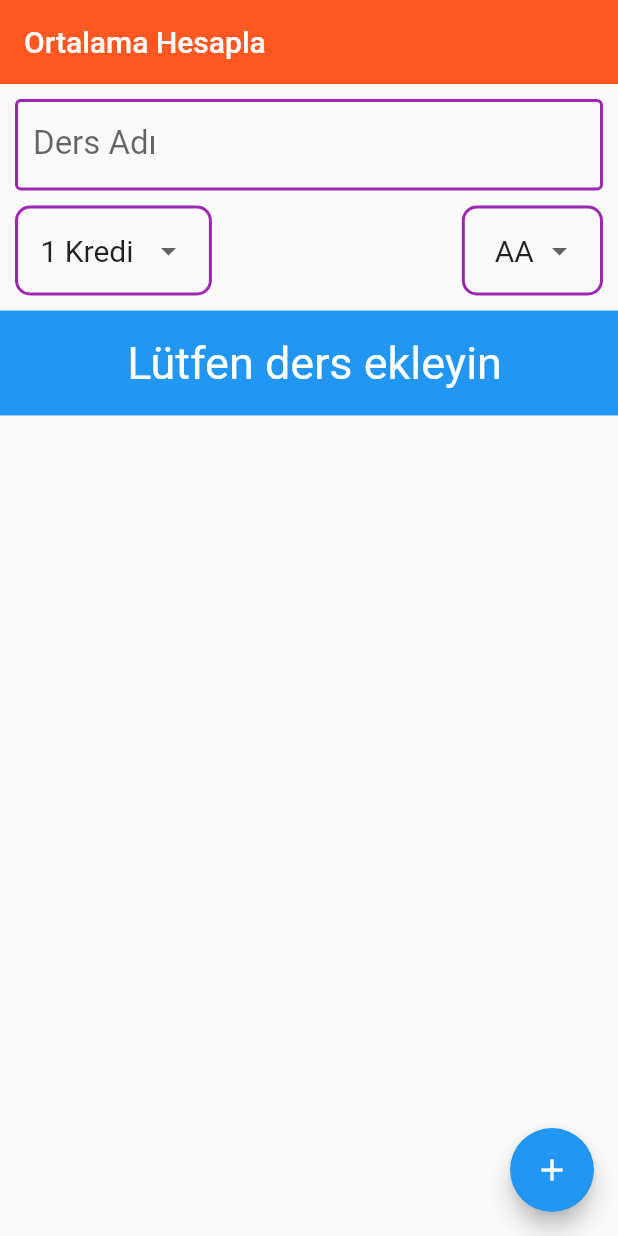
After one commit to brkcnszgn/testflutter, a Flutter app: the screen it shows after launch, on a phone screen of 412 x 824 dp. The commit adds this screen. Run offline on Flutter 3.47's test engine with Material 2 defaults, Android fonts, the phone set to English and light mode, and no system bars; our stand-ins replace shamsi_date, toast; missing offline and left inert: slide_popup_dialog.

Commit message:
Not Hesaplama && portrait / landscape tasarim kullanimi

```diff
--- a/lib/main.dart
+++ b/lib/main.dart
@@ -12,6 +12,7 @@ import 'form_islemleri/input_field.dart';
 import 'girdView/grid_view.dart';
 import 'listView.dart';
 import 'navigator_push/navigator_push.dart';
+import 'not_hesaplama/not_hesap.dart';
 
 void main() {
   int clickForPosition;
@@ -68,7 +69,7 @@ void main() {
 
       debugShowCheckedModeBanner: false,
       theme: ThemeData(primaryColor: Colors.deepOrange),
-      home: NavigatorPush(),
+      home: NotHesapla(),
     ),
   );
 }
--- /dev/null
+++ b/lib/not_hesaplama/not_hesap.dart
@@ -0,0 +1,494 @@
+import 'package:flutter/material.dart';
+import 'dart:math';
+
+
+
+class NotHesapla extends StatefulWidget {
+  @override
+  _NotHesaplaState createState() => _NotHesaplaState();
+}
+
+class _NotHesaplaState extends State<NotHesapla> {
+  String dersAdi;
+  int dersKredi = 1;
+  double dersHarfDegeri = 4;
+  List<Ders> tumDersler;
+  static int sayac = 0;
+
+  var formKey = GlobalKey<FormState>();
+  double ortalama = 0;
+
+  @override
+  void initState() {
+    // TODO: implement initState
+    super.initState();
+    tumDersler = [];
+  }
+
+  @override
+  Widget build(BuildContext context) {
+    return Scaffold(
+      resizeToAvoidBottomPadding: false,
+      appBar: AppBar(
+        title: Text("Ortalama Hesapla"),
+        elevation: 0,
+      ),
+      floatingActionButton: FloatingActionButton(
+        onPressed: () {
+          if (formKey.currentState.validate()) {
+            formKey.currentState.save();
+          }
+        },
+        child: Icon(Icons.add),
+      ),
+      body: OrientationBuilder(builder: (context, orientation) {
+        if (orientation == Orientation.portrait) {
+          return uygulamaGovdesi();
+        } else {
+          return uygulamaGovdesiLandscape();
+        }
+      }),
+    );
+  }
+
+  Widget uygulamaGovdesi() {
+    return Container(
+      child: Column(
+        crossAxisAlignment: CrossAxisAlignment.stretch,
+        children: <Widget>[
+          //STATIC FORMU TUTAN CONTAINER
+          Container(
+            padding: EdgeInsets.fromLTRB(10, 10, 10, 0),
+            //color: Colors.pink.shade200,
+            child: Form(
+              key: formKey,
+              child: Column(
+                children: <Widget>[
+                  TextFormField(
+                    decoration: InputDecoration(
+                      labelText: "Ders Adı",
+                      hintText: "Ders adını giriniz",
+                      hintStyle: TextStyle(fontSize: 18),
+                      labelStyle: TextStyle(fontSize: 22),
+                      enabledBorder: OutlineInputBorder(
+                        borderSide: BorderSide(color: Colors.purple, width: 2),
+                      ),
+                      focusedBorder: OutlineInputBorder(
+                        borderSide: BorderSide(color: Colors.purple, width: 2),
+                      ),
+                      border: OutlineInputBorder(
+                        borderRadius: BorderRadius.all(
+                          Radius.circular(10),
+                        ),
+                      ),
+                    ),
+                    validator: (girilenDeger) {
+                      if (girilenDeger.length > 0) {
+                        return null;
+                      } else
+                        return "Ders adı boş olamaz";
+                    },
+                    onSaved: (kaydedilecekDeger) {
+                      dersAdi = kaydedilecekDeger;
+                      setState(() {
+                        tumDersler.add(Ders(dersAdi, dersHarfDegeri, dersKredi,
+                            rastgeleRenkOlustur()));
+                        ortalama = 0;
+                        ortalamayiHesapla();
+                      });
+                    },
+                  ),
+                  Row(
+                    mainAxisAlignment: MainAxisAlignment.spaceBetween,
+                    children: <Widget>[
+                      Container(
+                        child: DropdownButtonHideUnderline(
+                          child: DropdownButton<int>(
+                            items: dersKredileriItems(),
+                            value: dersKredi,
+                            onChanged: (secilenKredi) {
+                              setState(() {
+                                dersKredi = secilenKredi;
+                              });
+                            },
+                          ),
+                        ),
+                        padding:
+                        EdgeInsets.symmetric(horizontal: 15, vertical: 4),
+                        margin: EdgeInsets.only(top: 10),
+                        decoration: BoxDecoration(
+                            border: Border.all(color: Colors.purple, width: 2),
+                            borderRadius:
+                            BorderRadius.all(Radius.circular(10))),
+                      ),
+                      Container(
+                        child: DropdownButtonHideUnderline(
+                          child: DropdownButton<double>(
+                            items: dersHarfDegerleriItems(),
+                            value: dersHarfDegeri,
+                            onChanged: (secilenHarf) {
+                              setState(() {
+                                dersHarfDegeri = secilenHarf;
+                              });
+                            },
+                          ),
+                        ),
+                        padding:
+                        EdgeInsets.symmetric(horizontal: 15, vertical: 4),
+                        margin: EdgeInsets.only(top: 10),
+                        decoration: BoxDecoration(
+                            border: Border.all(color: Colors.purple, width: 2),
+                            borderRadius:
+                            BorderRadius.all(Radius.circular(10))),
+                      ),
+                    ],
+                  ),
+                ],
+              ),
+            ),
+          ),
+
+          Container(
+            margin: EdgeInsets.symmetric(vertical: 10),
+            height: 70,
+            decoration: BoxDecoration(
+                color: Colors.blue,
+                border: BorderDirectional(
+                  top: BorderSide(color: Colors.blue, width: 2),
+                  bottom: BorderSide(color: Colors.blue, width: 2),
+                )),
+            child: Center(
+              child: RichText(
+                textAlign: TextAlign.center,
+                text: TextSpan(
+                  children: [
+                    TextSpan(
+                        text: tumDersler.length == 0
+                            ? " Lütfen ders ekleyin "
+                            : "Ortalama : ",
+                        style: TextStyle(fontSize: 30, color: Colors.white)),
+                    TextSpan(
+                        text: tumDersler.length == 0
+                            ? ""
+                            : "${ortalama.toStringAsFixed(2)}",
+                        style: TextStyle(
+                            fontSize: 40,
+                            color: Colors.purple,
+                            fontWeight: FontWeight.bold)),
+                  ],
+                ),
+              ),
+            ),
+          ),
+
+          //DINAMIK LISTE TUTAN CONTAINER
+          Expanded(
+              child: Container(
+                  child: ListView.builder(
+                    itemBuilder: _listeElemanlariniOlustur,
+                    itemCount: tumDersler.length,
+                  ))),
+        ],
+      ),
+    );
+  }
+
+  Widget uygulamaGovdesiLandscape() {
+    return Container(
+        child: Row(
+          crossAxisAlignment: CrossAxisAlignment.start,
+          children: <Widget>[
+            Expanded(
+              child: Column(
+                children: <Widget>[
+                  Container(
+                    padding: EdgeInsets.fromLTRB(10, 10, 10, 0),
+                    //color: Colors.pink.shade200,
+                    child: Form(
+                      key: formKey,
+                      child: Column(
+                        children: <Widget>[
+                          TextFormField(
+                            decoration: InputDecoration(
+                              labelText: "Ders Adı",
+                              hintText: "Ders adını giriniz",
+                              hintStyle: TextStyle(fontSize: 18),
+                              labelStyle: TextStyle(fontSize: 22),
+                              enabledBorder: OutlineInputBorder(
+                                borderSide:
+                                BorderSide(color: Colors.purple, width: 2),
+                              ),
+                              focusedBorder: OutlineInputBorder(
+                                borderSide:
+                                BorderSide(color: Colors.purple, width: 2),
+                              ),
+                              border: OutlineInputBorder(
+                                borderRadius: BorderRadius.all(
+                                  Radius.circular(10),
+                                ),
+                              ),
+                            ),
+                            validator: (girilenDeger) {
+                              if (girilenDeger.length > 0) {
+                                return null;
+                              } else
+                                return "Ders adı boş olamaz";
+                            },
+                            onSaved: (kaydedilecekDeger) {
+                              dersAdi = kaydedilecekDeger;
+                              setState(() {
+                                tumDersler.add(Ders(dersAdi, dersHarfDegeri,
+                                    dersKredi, rastgeleRenkOlustur()));
+                                ortalama = 0;
+                                ortalamayiHesapla();
+                              });
+                            },
+                          ),
+                          Row(
+                            mainAxisAlignment: MainAxisAlignment.spaceBetween,
+                            children: <Widget>[
+                              Container(
+                                child: DropdownButtonHideUnderline(
+                                  child: DropdownButton<int>(
+                                    items: dersKredileriItems(),
+                                    value: dersKredi,
+                                    onChanged: (secilenKredi) {
+                                      setState(() {
+                                        dersKredi = secilenKredi;
+                                      });
+                                    },
+                                  ),
+                                ),
+                                padding: EdgeInsets.symmetric(
+                                    horizontal: 15, vertical: 4),
+                                margin: EdgeInsets.only(top: 10),
+                                decoration: BoxDecoration(
+                                    border:
+                                    Border.all(color: Colors.purple, width: 2),
+                                    borderRadius:
+                                    BorderRadius.all(Radius.circular(10))),
+                              ),
+                              Container(
+                                child: DropdownButtonHideUnderline(
+                                  child: DropdownButton<double>(
+                                    items: dersHarfDegerleriItems(),
+                                    value: dersHarfDegeri,
+                                    onChanged: (secilenHarf) {
+                                      setState(() {
+                                        dersHarfDegeri = secilenHarf;
+                                      });
+                                    },
+                                  ),
+                                ),
+                                padding: EdgeInsets.symmetric(
+                                    horizontal: 15, vertical: 4),
+                                margin: EdgeInsets.only(top: 10),
+                                decoration: BoxDecoration(
+                                    border:
+                                    Border.all(color: Colors.purple, width: 2),
+                                    borderRadius:
+                                    BorderRadius.all(Radius.circular(10))),
+                              ),
+                            ],
+                          ),
+                        ],
+                      ),
+                    ),
+                  ),
+                  Expanded(
+                    child: Container(
+                      margin: EdgeInsets.all(5),
+                      decoration: BoxDecoration(
+                          color: Colors.blue,
+                          border: BorderDirectional(
+                            top: BorderSide(color: Colors.blue, width: 2),
+                            bottom: BorderSide(color: Colors.blue, width: 2),
+                          )),
+                      child: Center(
+                        child: RichText(
+                          textAlign: TextAlign.center,
+                          text: TextSpan(
+                            children: [
+                              TextSpan(
+                                  text: tumDersler.length == 0
+                                      ? " Lütfen ders ekleyin "
+                                      : "Ortalama : ",
+                                  style:
+                                  TextStyle(fontSize: 30, color: Colors.white)),
+                              TextSpan(
+                                  text: tumDersler.length == 0
+                                      ? ""
+                                      : "${ortalama.toStringAsFixed(2)}",
+                                  style: TextStyle(
+                                      fontSize: 40,
+                                      color: Colors.purple,
+                                      fontWeight: FontWeight.bold)),
+                            ],
+                          ),
+                        ),
+                      ),
+                    ),
+                  ),
+                ],
+              ),
+              flex: 1,
+            ),
+            Expanded(
+              child: Container(
+                child: ListView.builder(
+                  itemBuilder: _listeElemanlariniOlustur,
+                  itemCount: tumDersler.length,
+                ),
+              ),
+            ),
+          ],
+        ));
+  }
+
+  List<DropdownMenuItem<int>> dersKredileriItems() {
+    List<DropdownMenuItem<int>> krediler = [];
+
+    for (int i = 1; i <= 10; i++) {
+//     var aa = DropdownMenuItem<int>(value: i, child: Text("$i Kredi"),)
+//     krediler.add(aa);
+      krediler.add(DropdownMenuItem<int>(
+        value: i,
+        child: Text(
+          "$i Kredi",
+          style: TextStyle(fontSize: 20),
+        ),
+      ));
+    }
+
+    return krediler;
+  }
+
+  List<DropdownMenuItem<double>> dersHarfDegerleriItems() {
+    List<DropdownMenuItem<double>> harfler = [];
+    harfler.add(DropdownMenuItem(
+      child: Text(
+        " AA ",
+        style: TextStyle(fontSize: 20),
+      ),
+      value: 4,
+    ));
+    harfler.add(DropdownMenuItem(
+      child: Text(
+        " BA ",
+        style: TextStyle(fontSize: 20),
+      ),
+      value: 3.5,
+    ));
+    harfler.add(DropdownMenuItem(
+      child: Text(
+        " BB ",
+        style: TextStyle(fontSize: 20),
+      ),
+      value: 3,
+    ));
+    harfler.add(DropdownMenuItem(
+      child: Text(
+        " CB ",
+        style: TextStyle(fontSize: 20),
+      ),
+      value: 2.5,
+    ));
+    harfler.add(DropdownMenuItem(
+      child: Text(
+        " CC ",
+        style: TextStyle(fontSize: 20),
+      ),
+      value: 2,
+    ));
+    harfler.add(DropdownMenuItem(
+      child: Text(
+        " DC ",
+        style: TextStyle(fontSize: 20),
+      ),
+      value: 1.5,
+    ));
+    harfler.add(DropdownMenuItem(
+      child: Text(
+        " DD ",
+        style: TextStyle(fontSize: 20),
+      ),
+      value: 1,
+    ));
+    harfler.add(DropdownMenuItem(
+      child: Text(
+        " FF ",
+        style: TextStyle(fontSize: 20),
+      ),
+      value: 0,
+    ));
+
+    return harfler;
+  }
+
+  Widget _listeElemanlariniOlustur(BuildContext context, int index) {
+    sayac++;
+    debugPrint(sayac.toString());
+
+    return Dismissible(
+      key: Key(sayac.toString()),
+      direction: DismissDirection.startToEnd,
+      onDismissed: (direction) {
+        setState(() {
+          tumDersler.removeAt(index);
+          ortalamayiHesapla();
+        });
+      },
+      child: Container(
+        decoration: BoxDecoration(
+          border: Border.all(color: tumDersler[index].renk, width: 2),
+          borderRadius: BorderRadius.circular(10),
+        ),
+        margin: EdgeInsets.all(4),
+        child: ListTile(
+          leading: Icon(
+            Icons.done,
+            size: 36,
+            color: tumDersler[index].renk,
+          ),
+          title: Text(tumDersler[index].ad),
+          trailing: Icon(
+            Icons.keyboard_arrow_right,
+            color: tumDersler[index].renk,
+          ),
+          subtitle: Text(tumDersler[index].kredi.toString() +
+              " kredi Ders Not Değer: " +
+              tumDersler[index].harfDegeri.toString()),
+        ),
+      ),
+    );
+  }
+
+  void ortalamayiHesapla() {
+    double toplamNot = 0;
+    double toplamKredi = 0;
+
+    for (var oankiDers in tumDersler) {
+      var kredi = oankiDers.kredi;
+      var harfDegeri = oankiDers.harfDegeri;
+
+      toplamNot = toplamNot + (harfDegeri * kredi);
+      toplamKredi += kredi;
+    }
+
+    ortalama = toplamNot / toplamKredi;
+  }
+
+  Color rastgeleRenkOlustur() {
+    return Color.fromARGB(150 + Random().nextInt(105), Random().nextInt(255),
+        Random().nextInt(255), Random().nextInt(255));
+  }
+}
+
+class Ders {
+  String ad;
+  double harfDegeri;
+  int kredi;
+  Color renk;
+
+  Ders(this.ad, this.harfDegeri, this.kredi, this.renk);
+}
```
